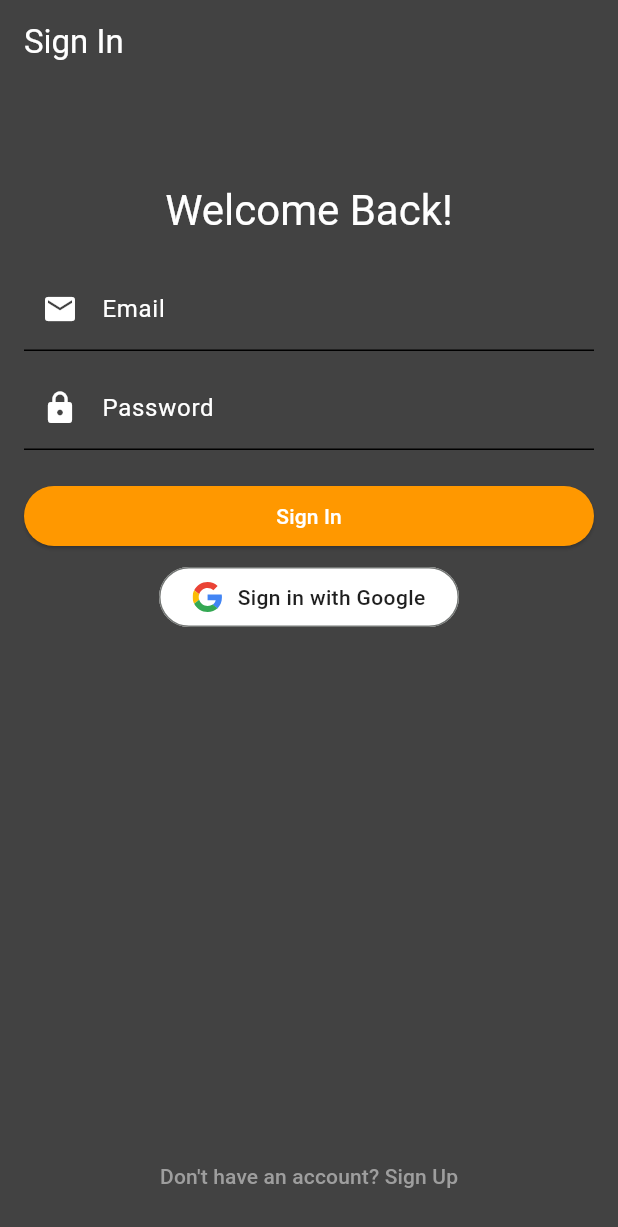
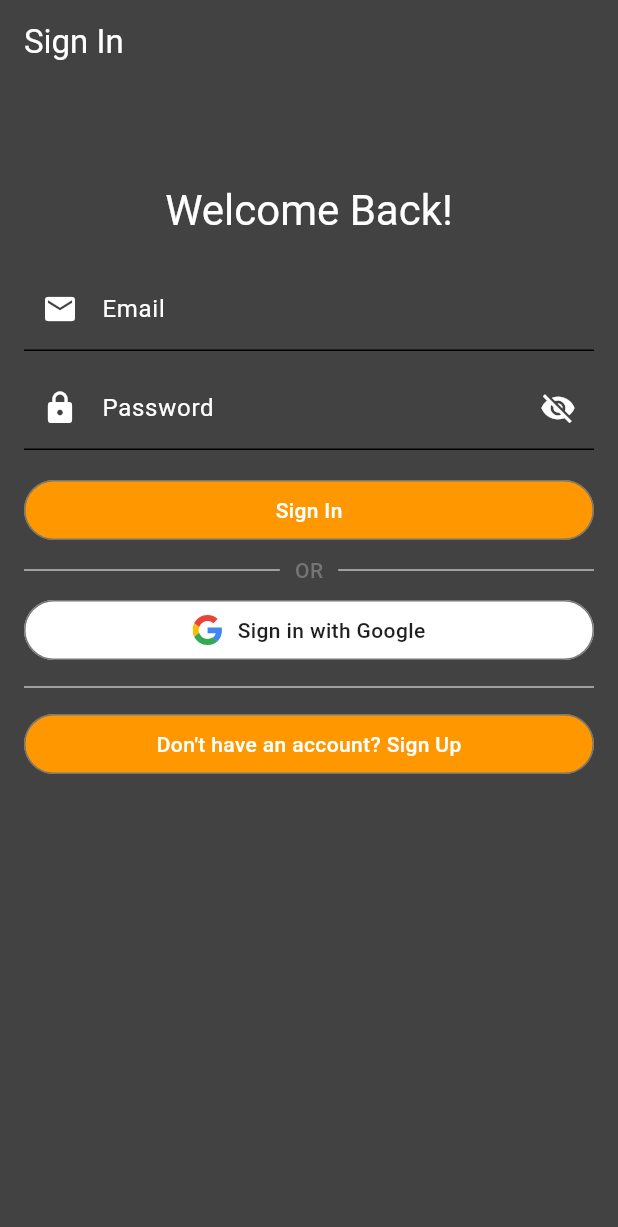
Before and after one commit to TheSlackbringer/StreamSwipe, a Flutter app: the screen it shows after launch, on a phone screen of 412 x 824 dp. Shown: the top 1227 px of the screen. Run offline on Flutter 3.47's test engine with Material 3 defaults, Android fonts, the phone set to English and light mode, and no system bars; our stand-ins replace flutter_svg, get_it, shared_preferences, supabase_flutter; accounts and stored records are empty.

Commit message:
Make buttons alike

```diff
--- /dev/null
+++ b/app/lib/presentation/widgets/custom_components/custom_button.dart
@@ -0,0 +1,116 @@
+import 'package:flutter/material.dart';
+
+class CustomButton extends StatelessWidget {
+  final VoidCallback onPressed;
+  final String? text;
+  final Color? textColor;
+  final FontWeight? fontWeight;
+  final Widget? icon;
+  final double? width;
+  final double? height;
+  final double? borderRadius;
+  final double? borderWidth;
+  final Color? backgroundColor;
+  final Color? borderColor;
+  final EdgeInsetsGeometry? padding;
+  final double? iconTextSpacing;
+  final MainAxisAlignment? alignment;
+  final double? iconSize;
+
+  const CustomButton({
+    Key? key,
+    required this.onPressed,
+    this.text,
+    this.textColor,
+    this.fontWeight,
+    this.icon,
+    this.width,
+    this.height,
+    this.borderRadius,
+    this.borderWidth,
+    this.backgroundColor,
+    this.borderColor,
+    this.padding,
+    this.iconTextSpacing,
+    this.alignment,
+    this.iconSize,
+  }) : super(key: key);
+
+  @override
+  Widget build(BuildContext context) {
+    final ButtonStyle? elevatedButtonStyle = ElevatedButtonTheme.of(context).style;
+
+    final double defaultBorderRadius = borderRadius ?? 20.0;
+    final double defaultBorderWidth = borderWidth ?? 1.0;
+
+   /* final double defaultWidth = width ?? 200.0;*/
+
+    final double defaultHeight = height ?? 40.0;
+
+    final Color defaultBackgroundColor = backgroundColor ??
+        elevatedButtonStyle?.backgroundColor?.resolve({}) ??
+        Theme.of(context).colorScheme.primary;
+
+    final Color? defaultTextColor = textColor ??
+        Theme.of(context).elevatedButtonTheme.style?.foregroundColor?.resolve({}) ??
+        Theme.of(context).colorScheme.onPrimary;
+
+
+    final Color defaultBorderColor = borderColor ?? Color(0xFF747775);
+    final EdgeInsetsGeometry defaultPadding = padding ?? EdgeInsets.symmetric(horizontal: 12.0);
+    final double defaultIconTextSpacing = iconTextSpacing ?? 10.0;
+    final MainAxisAlignment defaultAlignment = alignment ?? MainAxisAlignment.center;
+
+    return SizedBox(
+      width: width,
+      height: defaultHeight,
+      child: ElevatedButton(
+        onPressed: onPressed,
+        style: ElevatedButton.styleFrom(
+          padding: defaultPadding,
+          backgroundColor: defaultBackgroundColor,
+          shape: RoundedRectangleBorder(
+            borderRadius: BorderRadius.circular(defaultBorderRadius),
+            side: BorderSide(
+              color: defaultBorderColor,
+              width: defaultBorderWidth,
+            ),
+          ),
+          elevation: 0,
+        ),
+        child: Row(
+          mainAxisAlignment: defaultAlignment,
+          mainAxisSize: MainAxisSize.max,
+          children: [
+            if (icon != null) ...[
+              SizedBox(
+                width: iconSize ?? 20.0,
+                height: iconSize ?? 20.0,
+                child: icon,
+              ),
+              if (text != null)
+                SizedBox(width: defaultIconTextSpacing),
+            ],
+            if (text != null)
+              Flexible(
+                child: Text(
+                  text!,
+                  style:
+                      TextStyle(
+                        fontFamily: 'Roboto',
+                        fontWeight: fontWeight ?? FontWeight.w500,
+                        fontSize: 14,
+                        height: 20 / 14,
+                        letterSpacing: 0.25,
+                        color: defaultTextColor,
+                      ),
+                  maxLines: 1,
+                  overflow: TextOverflow.ellipsis,
+                ),
+              ),
+          ],
+        ),
+      ),
+    );
+  }
+}
--- a/app/lib/presentation/widgets/google_button.dart
+++ b/app/lib/presentation/widgets/google_button.dart
@@ -15,7 +15,6 @@ class GoogleSignInButton extends StatelessWidget {
 
     // Define platform-specific dimensions and paddings
     final double buttonHeight = isIOS ? 44.0 : 40.0;
-    final double buttonWidth = 200.0; // Keep width consistent
     final double horizontalPadding = isIOS ? 16.0 : 12.0;
     final double iconTextSpacing = isIOS ? 12.0 : 10.0;
     final double iconSize = 20.0; // Logo size remains 20px
@@ -23,7 +22,7 @@ class GoogleSignInButton extends StatelessWidget {
     final double borderWidth = 1.0; // Remains the same
 
     return SizedBox(
-      width: buttonWidth,
+      width: 200,
       height: buttonHeight,
       child: ElevatedButton(
         onPressed: onPressed,
--- a/app/lib/presentation/widgets/pages/signin_page.dart
+++ b/app/lib/presentation/widgets/pages/signin_page.dart
@@ -1,6 +1,10 @@
 import 'package:flutter/material.dart';
-import 'package:stream_swipe/presentation/widgets/google_button.dart';
+import 'package:flutter/foundation.dart' show kIsWeb;
+import 'package:flutter_svg/svg.dart';
+import 'dart:io' show Platform;
 import 'package:supabase_flutter/supabase_flutter.dart';
+
+import '../custom_components/custom_button.dart';
 
 class SignInScreen extends StatefulWidget {
   const SignInScreen({super.key});
@@ -11,15 +15,33 @@ class SignInScreen extends StatefulWidget {
 
 class _SignInScreenState extends State<SignInScreen> {
   final supabase = Supabase.instance.client;
+  final bool isIOS = !kIsWeb && Platform.isIOS;
   final TextEditingController _emailController = TextEditingController();
   final TextEditingController _passwordController = TextEditingController();
+  bool _isPasswordVisible = false;
+
+  @override
+  void dispose() {
+    _emailController.dispose();
+    _passwordController.dispose();
+    super.dispose();
+  }
 
   Future<void> _signInWithEmail() async {
     try {
-      final response = await supabase.auth.signInWithPassword(
-        email: _emailController.text.trim(),
-        password: _passwordController.text,
-      );
+      final email = _emailController.text.trim();
+      final password = _passwordController.text;
+
+      if (email.isEmpty || password.isEmpty) {
+        ScaffoldMessenger.of(context).showSnackBar(
+          const SnackBar(content: Text('Please enter email and password')),
+        );
+        return;
+      }
+
+      final response = await supabase.auth
+          .signInWithPassword(email: email, password: password);
+
       if (response.session != null) {
         // Authentication succeeded
         Navigator.pushReplacementNamed(context, '/home');
@@ -43,7 +65,7 @@ class _SignInScreenState extends State<SignInScreen> {
   }
 
   void _navigateToSignUp() {
-   // Navigator.pushNamed(context, '/signup');
+    // Navigator.pushNamed(context, '/signup');
   }
 
   @override
@@ -51,9 +73,10 @@ class _SignInScreenState extends State<SignInScreen> {
     final theme = Theme.of(context);
     return Scaffold(
       appBar: AppBar(title: const Text('Sign In')),
-      body: Padding(
+      body: SingleChildScrollView(
         padding: const EdgeInsets.all(16.0),
         child: Column(
+          crossAxisAlignment: CrossAxisAlignment.center,
           children: [
             const SizedBox(height: 50),
             Text(
@@ -71,29 +94,112 @@ class _SignInScreenState extends State<SignInScreen> {
             const SizedBox(height: 10),
             TextField(
               controller: _passwordController,
-              decoration: const InputDecoration(
+              decoration: InputDecoration(
                 labelText: 'Password',
-                prefixIcon: Icon(Icons.lock),
+                prefixIcon: const Icon(Icons.lock),
+                suffixIcon: IconButton(
+                  icon: Icon(
+                    _isPasswordVisible
+                        ? Icons.visibility
+                        : Icons.visibility_off,
+                  ),
+                  onPressed: () {
+                    setState(() {
+                      _isPasswordVisible = !_isPasswordVisible;
+                    });
+                  },
+                ),
               ),
-              obscureText: true,
+              obscureText: !_isPasswordVisible,
             ),
             const SizedBox(height: 20),
-            SizedBox(
-              width: double.infinity, // Button takes full width
-              child: ElevatedButton(
+            CustomButton(
                 onPressed: _signInWithEmail,
-                child: const Text('Sign In'),
-              ),
+                 text: 'Sign In',
+            ),
+
+            const SizedBox(height: 10),
+
+            // Add a separator here
+            Row(
+              children: [
+                Expanded(
+                  child: Divider(
+                    color: Colors.grey[400],
+                    thickness: 1,
+                  ),
+                ),
+                Padding(
+                  padding: const EdgeInsets.symmetric(horizontal: 10),
+                  child: Text(
+                    'OR',
+                    style: TextStyle(
+                      color: Colors.grey[600],
+                      fontWeight: FontWeight.w500,
+                    ),
+                  ),
+                ),
+                Expanded(
+                  child: Divider(
+                    color: Colors.grey[400],
+                    thickness: 1,
+                  ),
+                ),
+              ],
             ),
             const SizedBox(height: 10),
-            GoogleSignInButton(
-                onPressed: _signInWithGoogle,
+            CustomButton(
+              onPressed: _signInWithGoogle,
+              text: 'Sign in with Google',
+              icon: SvgPicture.string(
+                '''<svg version="1.1" xmlns="http://www.w3.org/2000/svg"
+                    viewBox="0 0 48 48" xmlns:xlink="http://www.w3.org/1999/xlink">
+                  <path fill="#EA4335" d="M24 9.5c3.54 0 6.71 1.22 9.21
+                  3.6l6.85-6.85C35.9 2.38 30.47 0 24 0 14.62 0 6.51 5.38
+                  2.56 13.22l7.98 6.19C12.43 13.72 17.74 9.5 24 9.5z"/>
+                  <path fill="#4285F4" d="M46.98 24.55c0-1.57-.15-3.09-.38-4.55H24v9.02h12.94
+                  c-.58 2.96-2.26 5.48-4.78 7.18l7.73 6c4.51-4.18
+                  7.09-10.36 7.09-17.65z"/>
+                  <path fill="#FBBC05" d="M10.53 28.59c-.48-1.45-.76-2.99-.76-4.59s.27-3.14.76-4.59
+                  l-7.98-6.19C.92 16.46 0 20.12 0 24c0 3.88.92 7.54
+                  2.56 10.78l7.97-6.19z"/>
+                  <path fill="#34A853" d="M24 48c6.48 0 11.93-2.13 15.89-5.81l-7.73-6c-2.15
+                  1.45-4.92 2.3-8.16 2.3-6.26 0-11.57-4.22-13.47-9.91l-7.98
+                  6.19C6.51 42.62 14.62 48 24 48z"/>
+                  <path fill="none" d="M0 0h48v48H0z"/>
+                </svg>''',
+                width: 20,
+                height: 20,
+              ),
+              backgroundColor: Colors.white,
+              borderColor: Color(0xFF747775),
+              height: isIOS ? 44.0 : 40.0,
+              padding: EdgeInsets.symmetric(horizontal: isIOS ? 16.0 : 12.0),
+              iconTextSpacing: isIOS ? 12.0 : 10.0,
+              textColor: Color(0xFF1F1F1F),
             ),
-            const Spacer(),
-            TextButton(
+            const SizedBox(height: 10),
+
+            // Another separator to distinguish the signup section
+            Row(
+              children: [
+                Expanded(
+                  child: Divider(
+                    color: Colors.grey[400],
+                    thickness: 1,
+                  ),
+                ),
+              ],
+            ),
+
+            const SizedBox(height: 10),
+
+            // Sign Up Button
+            CustomButton(
               onPressed: _navigateToSignUp,
-              child: const Text("Don't have an account? Sign Up"),
+              text: "Don't have an account? Sign Up",
             ),
+            const SizedBox(height: 20),
           ],
         ),
       ),
```
